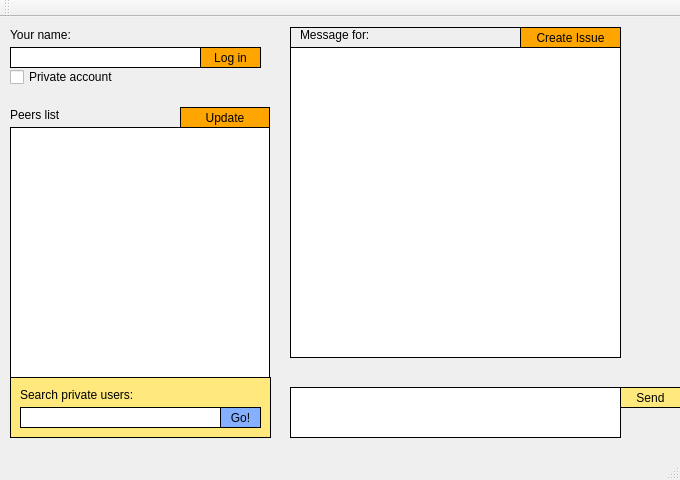
Above: Client/clientwindow.ui from ToshUxanoff/P2P-Chat before the change. Below: the same form after it.
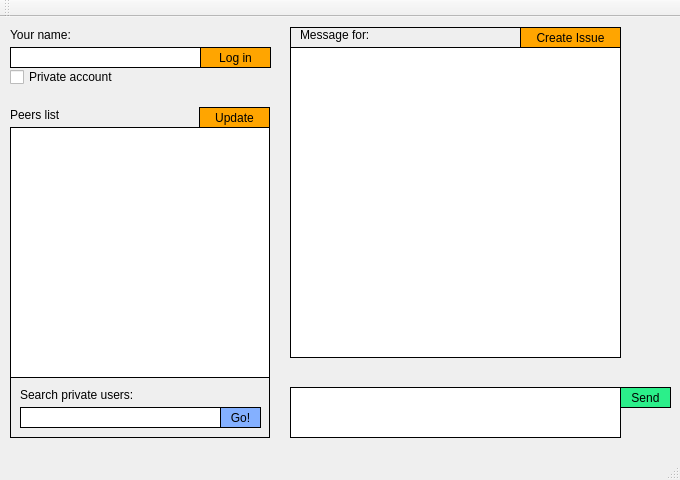
That is the form after the change.

Diff of the .ui file:
```diff
--- a/Client/clientwindow.ui
+++ b/Client/clientwindow.ui
@@ -82,12 +82,12 @@
      <rect>
       <x>620</x>
       <y>370</y>
-      <width>61</width>
+      <width>51</width>
       <height>21</height>
      </rect>
     </property>
     <property name="styleSheet">
-     <string notr="true">background-color: rgb(255, 233, 124);border: 1px solid black;</string>
+     <string notr="true">background-color: rgb(43, 239, 138);border: 1px solid black;</string>
     </property>
     <property name="text">
      <string>Send</string>
@@ -148,9 +148,9 @@
    <widget class="QPushButton" name="UpdateListButton">
     <property name="geometry">
      <rect>
-      <x>180</x>
+      <x>199</x>
       <y>90</y>
-      <width>90</width>
+      <width>71</width>
       <height>21</height>
      </rect>
     </property>
@@ -192,12 +192,12 @@
      <rect>
       <x>10</x>
       <y>360</y>
-      <width>261</width>
+      <width>260</width>
       <height>61</height>
      </rect>
     </property>
     <property name="styleSheet">
-     <string notr="true">background-color: rgb(255, 233, 124); border: 1px solid black ;</string>
+     <string notr="true"> border: 1px solid black ;</string>
     </property>
     <property name="frameShape">
      <enum>QFrame::StyledPanel</enum>
@@ -307,7 +307,7 @@
      <rect>
       <x>200</x>
       <y>30</y>
-      <width>61</width>
+      <width>71</width>
       <height>21</height>
      </rect>
     </property>
```
